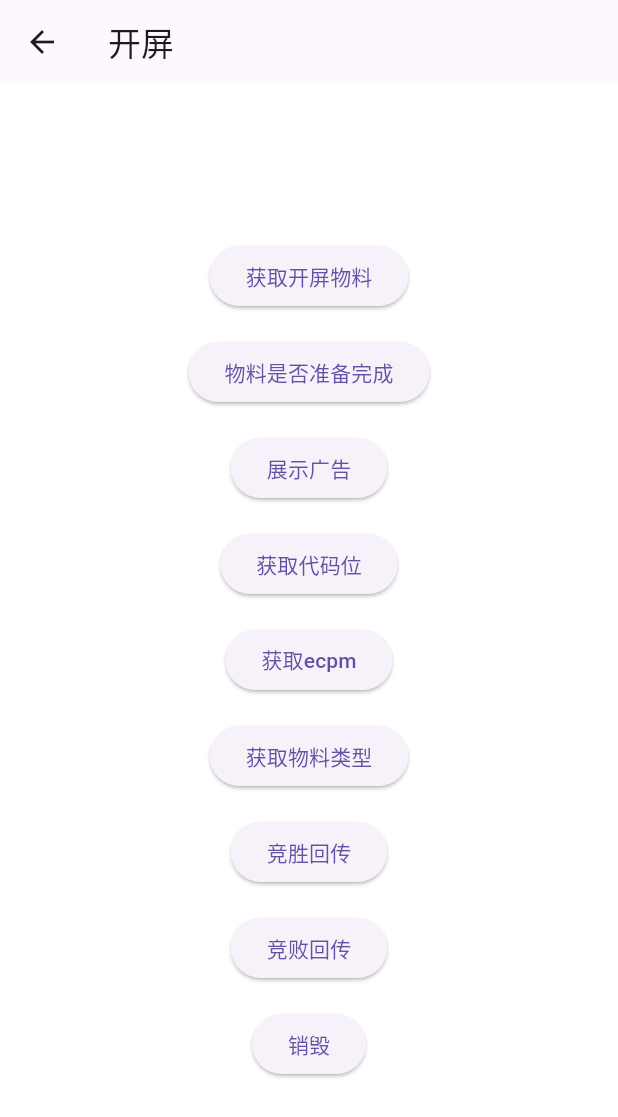
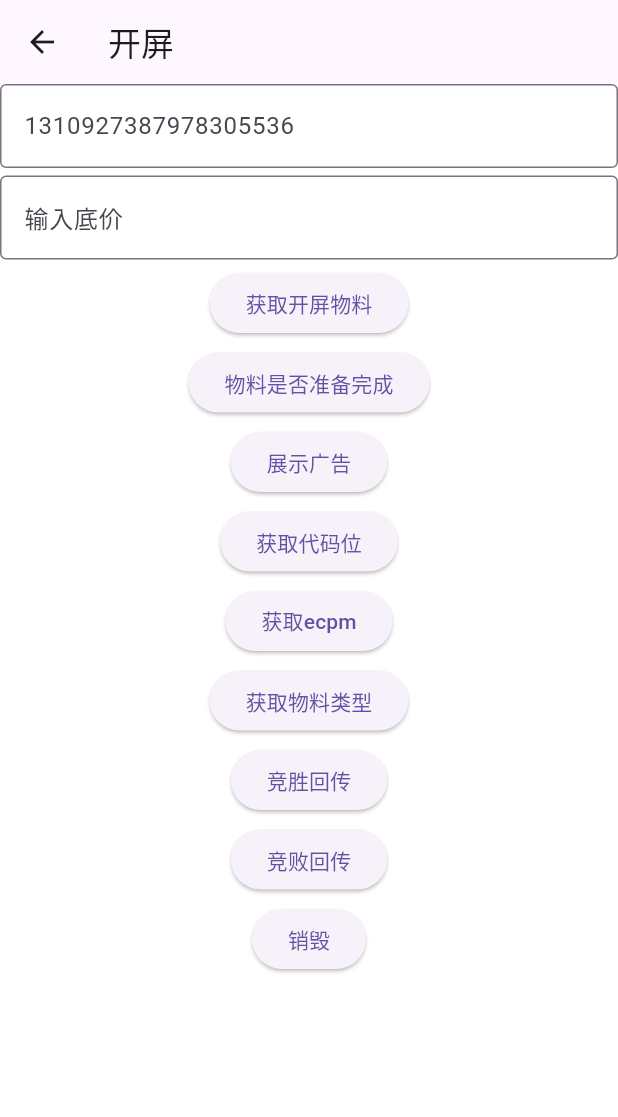
Before and after one commit to ly-firefly/firefly-flutter, a Flutter app: the SplashRouter screen opened by its route, after a tap on "获取开屏物料", on a phone screen of 412 x 824 dp. Shown: the top 1117 px of the screen. Run offline on Flutter 3.47's test engine with Material 3 defaults, Android fonts, the phone set to English and light mode, and no system bars; our stand-ins replace fluttertoast.

Commit message:
mod:修改demo

```diff
--- a/example/lib/main.dart
+++ b/example/lib/main.dart
@@ -20,6 +20,8 @@ class MyApp extends StatefulWidget {
 
 class _MyAppState extends State<MyApp> {
   bool isInit = false;
+  // 创建控制器
+  final TextEditingController _controller = TextEditingController();
 
   @override
   void initState() {
@@ -28,8 +30,9 @@ class _MyAppState extends State<MyApp> {
   }
 
   _initFireFlySDK() async {
+    var appId = _getInputText();
     await FFInitManger.initFireFlySDK(
-            appId: Configuration.appId,
+            appId: (appId == null || appId.isEmpty) ? Configuration.appId : appId,
             enableDebug: true,
             appName: "firefly flutter demo",
             isCanUsePhoneState: true,
@@ -78,6 +81,12 @@ class _MyAppState extends State<MyApp> {
     ListenerManager.splashListen(context);
   }
 
+  String _getInputText() {
+    String inputText = _controller.text;
+    // 你也可以弹个 Toast 或 Dialog
+    return inputText;
+  }
+
   @override
   Widget build(BuildContext context) {
     return MaterialApp(
@@ -89,9 +98,18 @@ class _MyAppState extends State<MyApp> {
         body: Builder(
           builder: (ctx) => Center(
             child: Column(
-              mainAxisAlignment: MainAxisAlignment.center, // 垂直居中
               crossAxisAlignment: CrossAxisAlignment.center, // 水平居中
               children: [
+                TextField(
+                  controller: _controller, // 绑定控制器
+                  enableInteractiveSelection: true, // 默认为 true，启用复制粘贴等
+                  decoration: InputDecoration(
+                    labelText: Configuration.appId,
+                    border: OutlineInputBorder(),
+                    hintText: "输入AppId"
+                  ),
+                ),
+                SizedBox(height: 16),
                 ElevatedButton(
                   onPressed: () {
                     _initFireFlySDK();
--- a/example/lib/routers/router_splash.dart
+++ b/example/lib/routers/router_splash.dart
@@ -2,6 +2,7 @@ import 'package:firefly_example/configuration.dart';
 import 'package:flutter/cupertino.dart';
 import 'package:flutter/material.dart';
 import 'package:firefly/ff_splash.dart';
+import 'package:flutter/services.dart';
 import 'package:fluttertoast/fluttertoast.dart';
 
 class SplashRouter extends StatefulWidget {
@@ -13,9 +14,17 @@ class SplashRouter extends StatefulWidget {
 }
 
 class _SplashRouterState extends State<SplashRouter> {
+  final TextEditingController _controllerSlotId = TextEditingController();
+  final TextEditingController _controllerPriceFloor = TextEditingController();
+
 
   _loadSplash() async {
-    YHCSplashManager.loadSplash(adSlotId: Configuration.splashAdSlotId, priceFloor: 1).then((
+    int priceFloorH = _getPriceFloor();
+    var slotId = _getSlotId();
+    if(slotId == null || slotId.isEmpty) {
+      slotId = Configuration.splashAdSlotId;
+    }
+    YHCSplashManager.loadSplash(adSlotId: slotId, priceFloor: priceFloorH).then((
         value) {
       print(value ? "获取开屏物料成功" : "获取开屏物料失败");
       Fluttertoast.showToast(
@@ -94,6 +103,22 @@ class _SplashRouterState extends State<SplashRouter> {
     YHCSplashManager.loss(price: price, map: map);
   }
 
+  String _getSlotId() {
+    String inputText = _controllerSlotId.text;
+    // 你也可以弹个 Toast 或 Dialog
+    return inputText;
+  }
+
+  int _getPriceFloor() {
+    String inputText = _controllerPriceFloor.text;
+    // 你也可以弹个 Toast 或 Dialog
+    int priceFloor = 0;
+    if(inputText.isNotEmpty) {
+      priceFloor = int.parse(inputText);
+    }
+    return priceFloor;
+  }
+
   @override
   Widget build(BuildContext context) {
     return Scaffold(
@@ -110,65 +135,87 @@ class _SplashRouterState extends State<SplashRouter> {
         color: Colors.white,
         child: Center(
           child: Column(
-            mainAxisAlignment: MainAxisAlignment.center, // 垂直居中
             crossAxisAlignment: CrossAxisAlignment.center, // 水平居中
             children: [
+              TextField(
+                controller: _controllerSlotId,
+                enableInteractiveSelection: true,
+                decoration: InputDecoration(
+                    labelText: Configuration.appId,
+                    border: OutlineInputBorder(),
+                    hintText: "输入代码位"
+                ),
+              ),
+              SizedBox(height: 5),
+              TextField(
+                controller: _controllerPriceFloor,
+                enableInteractiveSelection: true,
+                keyboardType: TextInputType.number,
+                inputFormatters: [
+                  FilteringTextInputFormatter.digitsOnly,
+                ],
+                decoration: InputDecoration(
+                    border: OutlineInputBorder(),
+                    hintText: "输入底价"
+                ),
+              ),
+              SizedBox(height: 5),
               ElevatedButton(
                 onPressed: () {
                   _loadSplash();
                 },
                 child: Text('获取开屏物料'),
               ),
-              SizedBox(height: 16),
+              SizedBox(height: 5),
               ElevatedButton(
                 onPressed: () {
                   _isAdReady();
                 },
                 child: Text('物料是否准备完成'),
               ),
-              SizedBox(height: 16),
+              SizedBox(height: 5),
               ElevatedButton(
                 onPressed: () {
                   _showSplash();
                 },
                 child: Text('展示广告'),
               ),
-              SizedBox(height: 16),
+              SizedBox(height: 5),
               ElevatedButton(
                 onPressed: () {
                   _getAdSlotAd();
                 },
                 child: Text('获取代码位'),
               ),
-              SizedBox(height: 16),
+              SizedBox(height: 5),
               ElevatedButton(
                 onPressed: () {
                   _getEcpm();
                 },
                 child: Text('获取ecpm'),
               ),
-              SizedBox(height: 16),
+              SizedBox(height: 5),
               ElevatedButton(
                 onPressed: () {
                   _getMaterialType();
                 },
                 child: Text('获取物料类型'),
               ),
-              SizedBox(height: 16),
+              SizedBox(height: 5),
               ElevatedButton(
                 onPressed: () {
                   _win();
                 },
                 child: Text('竞胜回传'),
               ),
-              SizedBox(height: 16),
+              SizedBox(height: 5),
               ElevatedButton(
                 onPressed: () {
                   _loss();
                 },
                 child: Text('竞败回传'),
               ),
-              SizedBox(height: 16),
+              SizedBox(height: 5),
               ElevatedButton(
                 onPressed: () {
                   _destroy();
```
